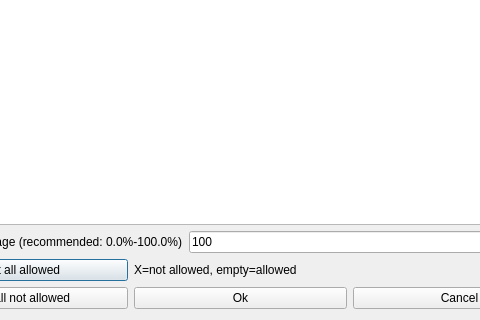
The window that fet/src/interface/modifyconstraintsubactivitiespreferredstartingtimesform_template.ui (vonmecheln/fet) describes before a commit, drawn with Qt 5; both pictures show x 96 to 576 and y 249 to 569 of the 673 by 569 pixel window.
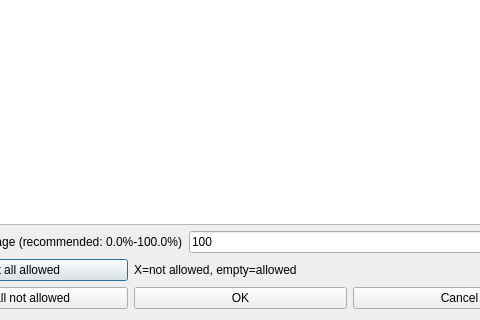
The same window after the commit.

```diff
--- a/fet/src/interface/modifyconstraintsubactivitiespreferredstartingtimesform_template.ui
+++ b/fet/src/interface/modifyconstraintsubactivitiespreferredstartingtimesform_template.ui
@@ -177,7 +177,7 @@
      <item row="1" column="1">
       <widget class="QPushButton" name="okPushButton">
        <property name="text">
-        <string>Ok</string>
+        <string>OK</string>
        </property>
       </widget>
      </item>
```
